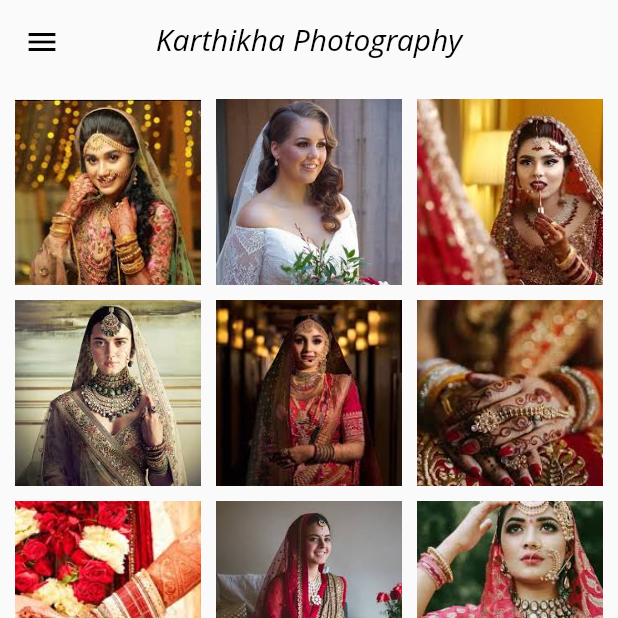
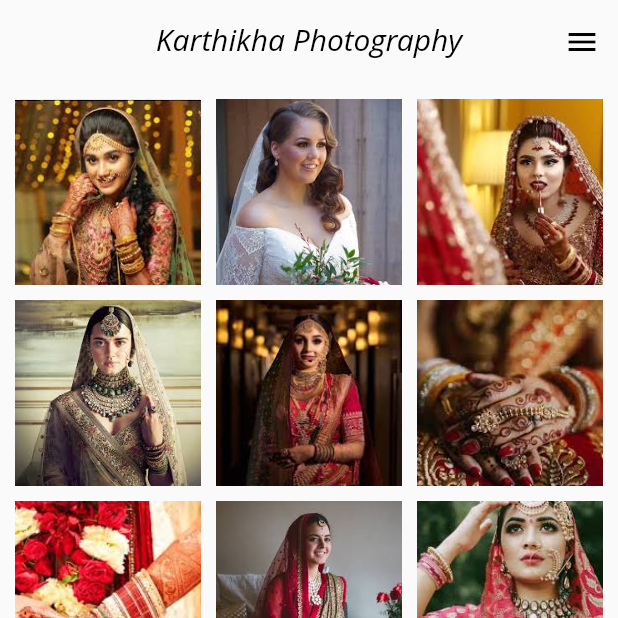
Before and after one commit to venki1410/gallery_photography, a Flutter app: the screen it shows after launch, on a phone screen of 412 x 824 dp, the top half of it. Run offline on Flutter 3.47's test engine with Material 2 defaults, Android fonts, the phone set to English and light mode, and no system bars; our stand-ins replace responsive_builder; Roboto replaces fonts that are missing (Open Sans).

Commit message:
menu changed to right side

```diff
--- a/lib/gallery.dart
+++ b/lib/gallery.dart
@@ -3,7 +3,6 @@ import 'dart:convert';
 import 'package:flutter/material.dart';
 
 import 'image_preview.dart';
-import 'menu.dart';
 
 class Gallery extends StatelessWidget {
   const Gallery({Key key}) : super(key: key);
--- a/lib/mobile/mobile.dart
+++ b/lib/mobile/mobile.dart
@@ -9,17 +9,16 @@ class MobileView extends StatelessWidget {
       body: CustomScrollView(
         slivers: <Widget>[
           SliverAppBar(
-            leading: IconButton(
-              icon: Icon(
-                Icons.menu,
-              ),
-              onPressed: () {
-                Navigator.push(
-                  context,
-                  MaterialPageRoute(builder: (context) => Menu()),
-                );
-              },
-            ),
+            actions: <Widget>[
+              //IconButton
+              IconButton(
+                  icon: Icon(Icons.menu),
+                  tooltip: 'Menu',
+                  onPressed: () {
+                    Navigator.push(context,
+                        MaterialPageRoute(builder: (context) => Menu()));
+                  }), //IconButton
+            ],
             floating: true,
             backgroundColor: Colors.grey[50],
             expandedHeight: 50,
```
